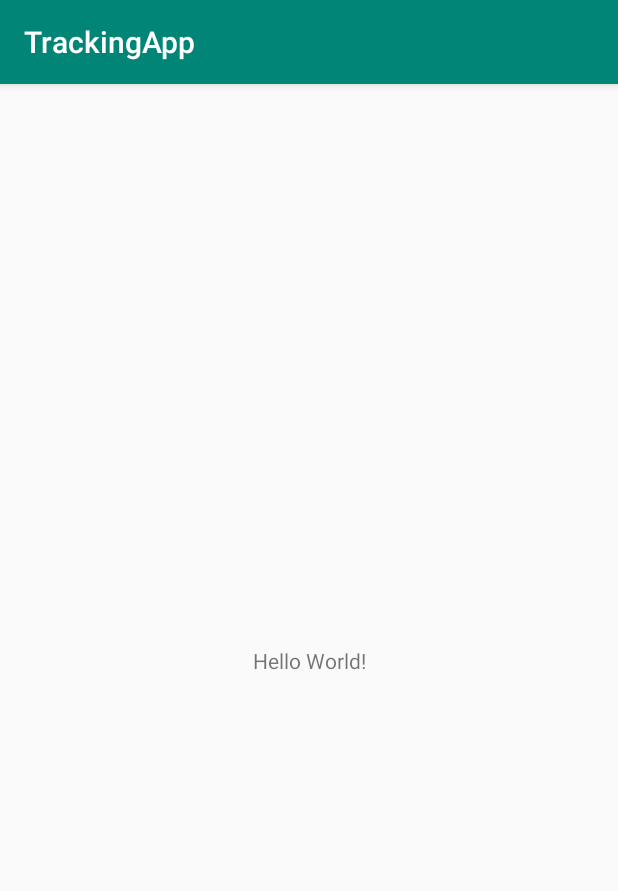
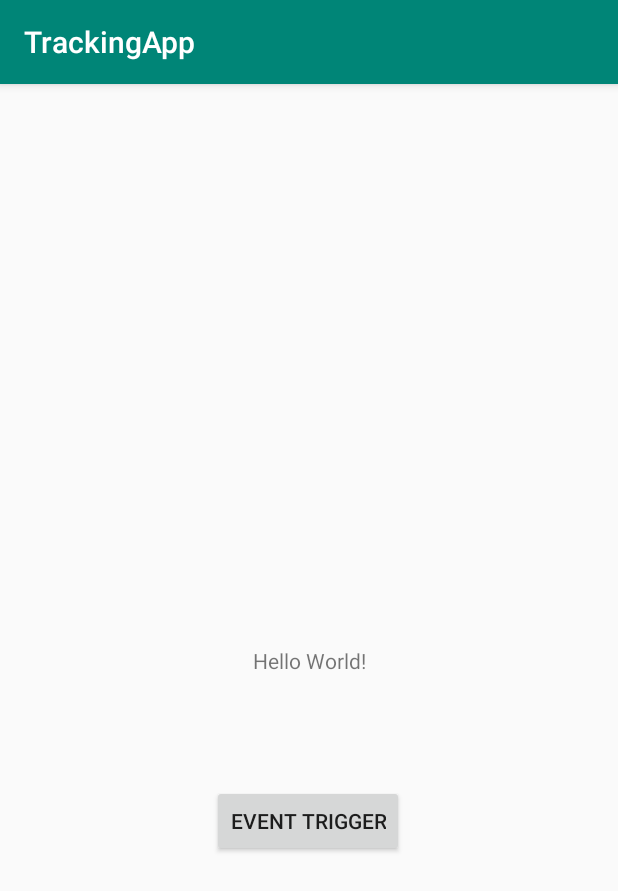
Before and after one commit to Palak-Jain-Branmark/TrackLibrary, an Android app: the screen it shows after launch (MainActivity), on a phone screen of 412 x 824 dp. Shown: the top 891 px of the screen. Run offline under Robolectric (Android 15) with nearby library versions, the phone set to English and light mode, and no system bars; our stand-ins replace AdMob; 6 statements that could not run were skipped.

Commit message:
App Working Fine

```diff
--- a/app/src/main/AndroidManifest.xml
+++ b/app/src/main/AndroidManifest.xml
@@ -5,6 +5,7 @@
 
     <uses-permission android:name="android.permission.ACCESS_NETWORK_STATE" />
     <uses-permission android:name="android.permission.ACCESS_WIFI_STATE" />
+    <uses-permission android:name="android.permission.INTERNET" />
 
 
     <application
--- a/app/src/main/java/in/branmark/trackingapp/MainActivity.java
+++ b/app/src/main/java/in/branmark/trackingapp/MainActivity.java
@@ -3,7 +3,9 @@ package in.branmark.trackingapp;
 import androidx.appcompat.app.AppCompatActivity;
 
 import android.os.Bundle;
+import android.view.View;
 import android.webkit.CookieManager;
+import android.widget.Button;
 
 import java.math.BigInteger;
 import java.security.MessageDigest;
@@ -19,25 +21,26 @@ public class MainActivity extends AppCompatActivity {
         super.onCreate(savedInstanceState);
         setContentView(R.layout.activity_main);
 
-        try {
-            Track track = new Track(getApplicationContext());
+            final Track track = new Track(getApplicationContext());
             track.log("library is working");
 
 
-            MessageDigest mdEnc = MessageDigest.getInstance("MD5");
-
-            String random = "1234";
-            mdEnc.update(random.getBytes());
-            String md5 = new BigInteger(1, mdEnc.digest()).toString(16);
-            TrackConfig config = new TrackConfig(getApplicationContext(),md5, TrackConfig.ENVIRONMENT_DEVELOPMENT);
+            String random = "12345678909876543212345678909876";
+            TrackConfig config = new TrackConfig(getApplicationContext(),random, TrackConfig.ENVIRONMENT_DEVELOPMENT);
             Track.onCreate(config);
 
 
 
             /*String cookieString = "cookie_name=cookie_value; path=/";
             CookieManager.getInstance().setCookie(baseUrl, cookieString);*/
-        } catch (NoSuchAlgorithmException e) {
-            e.printStackTrace();
-        }
+
+        final Button event_trigger =  findViewById(R.id.event_trigger);
+        event_trigger.setOnClickListener(new View.OnClickListener() {
+            @Override
+            public void onClick(View v) {
+                track.triggerEvent("Button Click ");
+            }
+        });
+
     }
 }
--- a/app/src/main/res/layout/activity_main.xml
+++ b/app/src/main/res/layout/activity_main.xml
@@ -7,6 +7,7 @@
     tools:context=".MainActivity">
 
     <TextView
+        android:id="@+id/textView"
         android:layout_width="wrap_content"
         android:layout_height="wrap_content"
         android:text="Hello World!"
@@ -15,4 +16,16 @@
         app:layout_constraintRight_toRightOf="parent"
         app:layout_constraintTop_toTopOf="parent" />
 
+    <Button
+        android:id="@+id/event_trigger"
+        android:layout_width="wrap_content"
+        android:layout_height="wrap_content"
+        android:text="Event Trigger"
+        app:layout_constraintBottom_toBottomOf="parent"
+        app:layout_constraintEnd_toEndOf="parent"
+        app:layout_constraintHorizontal_bias="0.498"
+        app:layout_constraintStart_toStartOf="parent"
+        app:layout_constraintTop_toBottomOf="@+id/textView"
+        app:layout_constraintVertical_bias="0.224" />
+
 </androidx.constraintlayout.widget.ConstraintLayout>
--- /dev/null
+++ b/app/src/main/res/xml/network_security_config.xml
@@ -0,0 +1,6 @@
+<?xml version="1.0" encoding="utf-8"?>
+<network-security-config>
+<domain-config cleartextTrafficPermitted="true">
+    <domain includeSubdomains="true">http://adr.jinex.in</domain>
+</domain-config>
+</network-security-config>
--- a/track-event/src/main/AndroidManifest.xml
+++ b/track-event/src/main/AndroidManifest.xml
@@ -5,6 +5,9 @@
     <uses-permission android:name="android.permission.INTERNET" />
     <uses-permission android:name="android.permission.ACCESS_WIFI_STATE" />
     <application>
+        <!--android:usesCleartextTraffic="true"
+        android:networkSecurityConfig="@xml/network_security_config">-->
+
         <meta-data android:name="com.google.android.gms.version"
             android:value="@integer/google_play_services_version" />
 
--- a/track-event/src/main/java/in/branmark/track_event/RetrofitClientInstance.java
+++ b/track-event/src/main/java/in/branmark/track_event/RetrofitClientInstance.java
@@ -17,7 +17,7 @@ import retrofit2.http.Query;
 
 public class RetrofitClientInstance {
     private static Retrofit retrofit;
-    private static final String BASE_URL = "http://adr.jinex.in/";
+    private static final String BASE_URL = "https://adr.jinex.in/";
 
     public static Retrofit getRetrofitInstance() {
         if (retrofit == null) {
@@ -39,17 +39,17 @@ public class RetrofitClientInstance {
         @POST("app_tracking_api.php")
         Call<ResponseBody> post_request(
                 @Field("token")  String token,
-                @Field("unique_id") String unique_id,
-                @Field("referer") String referer,
-                /*@Field("event") String event,
+                @Field("unique_id") String unique_id//,
+//                @Field("referer") String referer
+                /*,@Field("event") String event,
                 @Field("event_value") String event_value,
                 @Field("key") String key,
-                @Field("key_value") String key_value,*/
+                @Field("key_value") String key_value*/,
                 @Field("info[phn_detail[FINGERPRINT]") String phoneDetail_p,
                 @Field("info[phn_detail[SDK]]") String phoneDetail_s,
                 @Field("info[phn_detail[RELEASE]]") String phoneDetail_d,
                 @Field("info[phn_detail[MODEL]]") String phoneDetail_m,
-                @Field("info[other]]") HashMap<String, String> other_info
+                @Field("info[secret_info]]") HashMap<String, String> other_info
         );
 
         @GET("app_tracking_api.php")
--- a/track-event/src/main/java/in/branmark/track_event/SessionManager.java
+++ b/track-event/src/main/java/in/branmark/track_event/SessionManager.java
@@ -63,6 +63,10 @@ public class SessionManager {
         editor.putString(KEY_ANALYST_ID, analyticsID);
         editor.commit();
     }
+    public void saveGaid( String gaid) {
+        editor.putString(KEY_GAID, gaid);
+        editor.commit();
+    }
 
     public void saveDeviceDetail(String fingerprint, String sdk, String release, String model) {
         editor.putString(KEY_DEVICE_FINGERPRINT, fingerprint);
--- a/track-event/src/main/java/in/branmark/track_event/Track.java
+++ b/track-event/src/main/java/in/branmark/track_event/Track.java
@@ -29,12 +29,13 @@ public class Track {
     public static void sendReferrer(String rawReferrer, Context context) {
         Track track = new Track(context);
         track.session.save_referer(rawReferrer);
-        Log.d(TAG,rawReferrer);
+        Log.d(TAG," Referer : "+rawReferrer);
 
         RetrofitClientInstance.GetDataService service = RetrofitClientInstance.getRetrofitInstance().create(RetrofitClientInstance.GetDataService.class);
         Call<ResponseBody> call = service.send_referer(track.session.gettoken(),
                 track.session.getGaidID(),
-                rawReferrer);
+                rawReferrer
+        );
         call.enqueue(new Callback<ResponseBody>() {
             @Override
             public void onResponse(Call<ResponseBody> call, Response<ResponseBody> response) {
@@ -46,7 +47,7 @@ public class Track {
             }
             @Override
             public void onFailure(Call<ResponseBody> call, Throwable t) {
-                Log.e(TAG, "Error Response" + t.getCause());
+                Log.e(TAG, "Error Response" +  t.getMessage());
             }
         });
     }
@@ -65,19 +66,27 @@ public class Track {
         secretInfo.put(TrackConfig.KEY_INFO3,trackConfig.info3);
         secretInfo.put(TrackConfig.KEY_INFO4,trackConfig.info4);
 
+        trackConfig.secretInfo = secretInfo;
         Track track = new Track(trackConfig.context);
 
-        String gaid = Utils.getGaidID(trackConfig.context);
+        String gaid = Utils.getGaidID(trackConfig);
         String analyticsID = Utils.getAnalyticsID(trackConfig.context);
+
+        Log.e(TAG," token " + trackConfig.token);
+        Log.e(TAG," Gaid " + gaid);
+        Log.e(TAG," analyticsID " + analyticsID);
+        Log.e(TAG," referer " + track.session.getreferer());
 
         track.session.save(trackConfig.token,gaid,analyticsID);
         track.session.saveDeviceDetail(android.os.Build.FINGERPRINT,android.os.Build.VERSION.SDK,android.os.Build.VERSION.RELEASE,android.os.Build.MODEL);
+    }
 
+    public static void sendData(TrackConfig trackConfig,String gaid){
         RetrofitClientInstance.GetDataService service = RetrofitClientInstance.getRetrofitInstance().create(RetrofitClientInstance.GetDataService.class);
-        Call<ResponseBody> call = service.post_request(trackConfig.token,gaid,
-                track.session.getreferer(),
-                android.os.Build.FINGERPRINT,android.os.Build.VERSION.SDK,android.os.Build.VERSION.RELEASE,android.os.Build.MODEL,
-                secretInfo);
+        Call<ResponseBody> call = service.post_request(trackConfig.token,gaid
+                ,android.os.Build.FINGERPRINT,android.os.Build.VERSION.SDK,android.os.Build.VERSION.RELEASE,android.os.Build.MODEL,
+                trackConfig.secretInfo
+        );
         call.enqueue(new Callback<ResponseBody>() {
             @Override
             public void onResponse(Call<ResponseBody> call, Response<ResponseBody> response) {
@@ -85,8 +94,8 @@ public class Track {
             }
             @Override
             public void onFailure(Call<ResponseBody> call, Throwable t) {
-                Toast.makeText(trackConfig.context, "Error: Please Login Again" + t.getMessage(), Toast.LENGTH_SHORT).show();
-                Log.e(TAG, "Error Response" + t.getCause());
+                Toast.makeText(trackConfig.context, "Error: " + t.getMessage(), Toast.LENGTH_SHORT).show();
+                Log.e(TAG, "Error Response " +  t.getMessage());
             }
         });
     }
@@ -125,7 +134,7 @@ public class Track {
             @Override
             public void onFailure(Call<ResponseBody> call, Throwable t) {
 //                Toast.makeText(trackConfig.context, "Error: Please Login Again" + t.getMessage(), Toast.LENGTH_SHORT).show();
-                Log.e(TAG, "Error Response" + t.getCause());
+                Log.e(TAG, "Error Response " +  t.getMessage());
             }
         });
     }
--- a/track-event/src/main/java/in/branmark/track_event/TrackConfig.java
+++ b/track-event/src/main/java/in/branmark/track_event/TrackConfig.java
@@ -1,6 +1,8 @@
 package in.branmark.track_event;
 
 import android.content.Context;
+
+import java.util.HashMap;
 
 public class TrackConfig {
 
@@ -12,6 +14,7 @@ public class TrackConfig {
     public static final String KEY_INFO4 = "info5";
     public static int ENVIRONMENT_DEVELOPMENT = 1;
     public static int ENVIRONMENT_DPRODUCTION = 2;
+    public static String gaid;
     public String token;
     public Context context;
     public int environment;
@@ -20,6 +23,7 @@ public class TrackConfig {
     public String info2;
     public String info3;
     public String info4;
+    public HashMap<String, String> secretInfo;
 
 
     public TrackConfig(Context context, String Token, int envirement) {
--- a/track-event/src/main/java/in/branmark/track_event/Utils.java
+++ b/track-event/src/main/java/in/branmark/track_event/Utils.java
@@ -1,8 +1,10 @@
 package in.branmark.track_event;
 
 import android.content.Context;
+import android.os.AsyncTask;
 import android.os.Build;
 import android.util.Log;
+import android.widget.Toast;
 
 import com.google.android.gms.ads.identifier.AdvertisingIdClient;
 import com.google.android.gms.common.GooglePlayServicesNotAvailableException;
@@ -52,10 +54,13 @@ public class Utils {
         return deviceDetailjs;
     }
 
-    public static String getGaidID(Context context){
-        String advId = null;
+    public static String getGaidID(TrackConfig config){
+        final String[] advertId1 = new String[1];
+        AsyncTask<Void, Void, String> task = new AsyncTask<Void, Void, String>() {
+            @Override
+            protected String doInBackground(Void... params) {String advId = null;
                 try {
-            AdvertisingIdClient.Info adInfo = AdvertisingIdClient.getAdvertisingIdInfo(context);
+                    AdvertisingIdClient.Info adInfo = AdvertisingIdClient.getAdvertisingIdInfo(config.context);
                     advId = adInfo.getId();
                     boolean isLAT = adInfo.isLimitAdTrackingEnabled();
                 } catch (IOException|GooglePlayServicesNotAvailableException | GooglePlayServicesRepairableException e) {
@@ -63,8 +68,24 @@ public class Utils {
                 }
                 return advId;
             }
+
+            @Override
+            protected void onPostExecute(String advertId) {
+                advertId1[0] = advertId;
+                SessionManager session = new SessionManager(config.context);
+                session.saveGaid(advertId);
+                TrackConfig.gaid = advertId;
+                Track.sendData(config,advertId);
+                Log.d("UTILS","Gaid ID : "+advertId);
+                Toast.makeText(config.context, advertId, Toast.LENGTH_SHORT).show();
+            }
+
+        };
+        task.execute();
+        return advertId1[0];
+
+    }
     public static String getAnalyticsID(Context context){
-        String analyticsID = InstanceID.getInstance(context).getId();
-        return analyticsID;
+        return InstanceID.getInstance(context).getId();
     }
 }
```
Also changed, not shown: track-event/build.gradle (+8 -2 lines), track-event/src/main/res/xml/network_security_config.xml (added, +7 -0 lines). Lines whose indentation alone changed are shown as unchanged.
